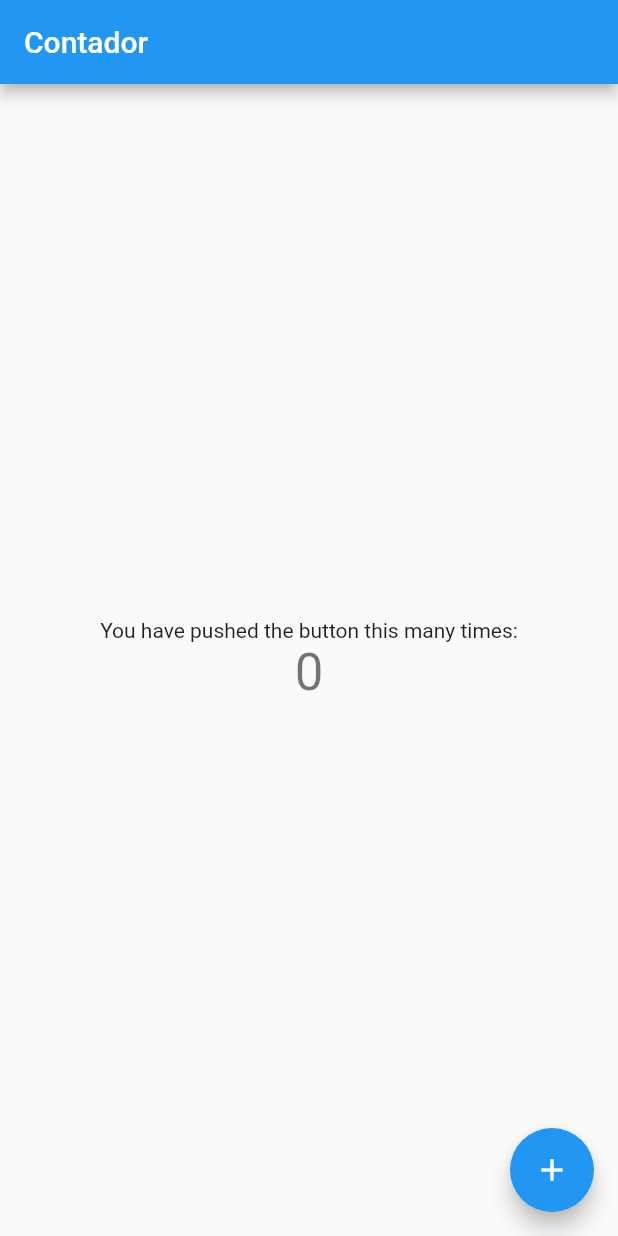
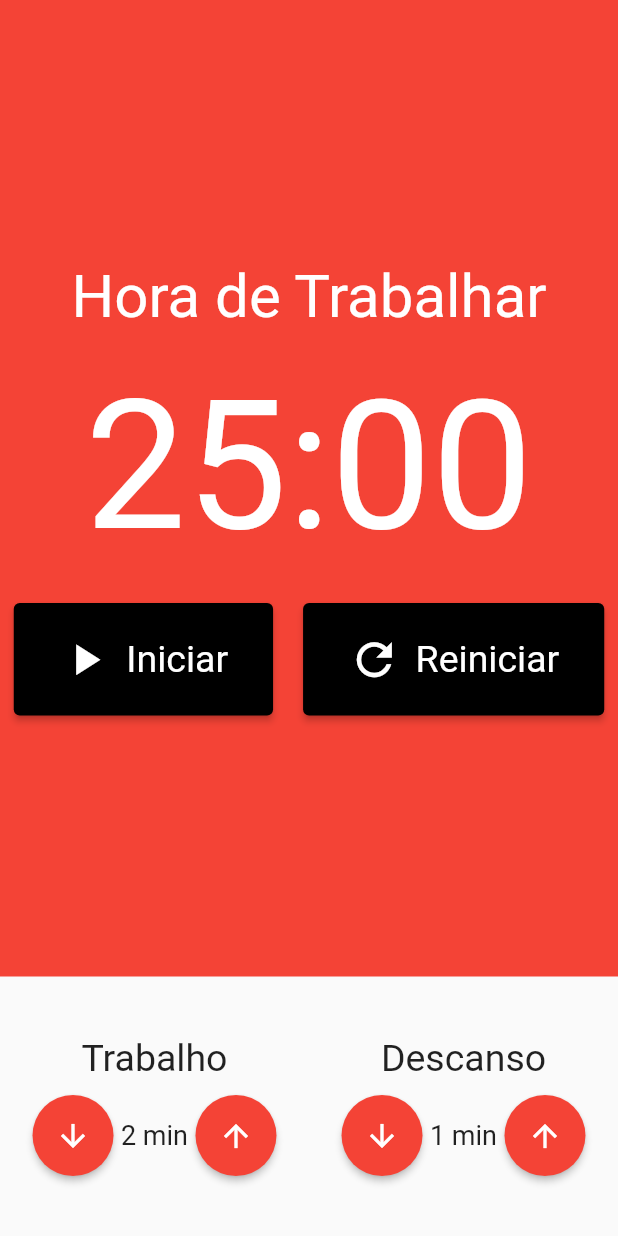
Before and after one commit to davicezarborgesdeveloper/pomodoro, a Flutter app: the screen it shows after launch, on a phone screen of 412 x 824 dp. Run offline on Flutter 3.47's test engine with Material 2 defaults, Android fonts, the phone set to English and light mode, and no system bars; our stand-ins replace mobx; generated files the repository leaves out were written again.

Commit message:
Pomodoro Store incremento decremento

```diff
--- /dev/null
+++ b/lib/components/Cronometro.dart
@@ -0,0 +1,60 @@
+import 'package:flutter/material.dart';
+import 'package:pomodoro/components/CronometroBotao.dart';
+
+class Cronometro extends StatelessWidget {
+  const Cronometro({super.key});
+
+  @override
+  Widget build(BuildContext context) {
+    return Container(
+      color: Colors.red,
+      child: Column(
+        mainAxisAlignment: MainAxisAlignment.center,
+        children: [
+          const Text(
+            'Hora de Trabalhar',
+            style: TextStyle(
+              fontSize: 40,
+              color: Colors.white,
+            ),
+          ),
+          const SizedBox(height: 20),
+          const Text(
+            '25:00',
+            style: TextStyle(
+              fontSize: 120,
+              color: Colors.white,
+            ),
+          ),
+          const SizedBox(height: 20),
+          Row(
+            mainAxisAlignment: MainAxisAlignment.center,
+            children: const [
+              Padding(
+                padding: EdgeInsets.only(right: 10),
+                child: CronometroBotao(
+                  texto: 'Iniciar',
+                  icone: Icons.play_arrow,
+                ),
+              ),
+              // Padding(
+              //   padding: EdgeInsets.only(right: 10),
+              //   child: CronometroBotao(
+              //     texto: 'Parar',
+              //     icone: Icons.stop,
+              //   ),
+              // ),
+              Padding(
+                padding: EdgeInsets.only(left: 10),
+                child: CronometroBotao(
+                  texto: 'Reiniciar',
+                  icone: Icons.refresh,
+                ),
+              ),
+            ],
+          )
+        ],
+      ),
+    );
+  }
+}
--- /dev/null
+++ b/lib/components/CronometroBotao.dart
@@ -0,0 +1,41 @@
+import 'package:flutter/material.dart';
+
+class CronometroBotao extends StatelessWidget {
+  final String texto;
+  final IconData icone;
+
+  const CronometroBotao({
+    required this.texto,
+    required this.icone,
+    super.key,
+  });
+
+  @override
+  Widget build(BuildContext context) {
+    return ElevatedButton(
+      style: ElevatedButton.styleFrom(
+        backgroundColor: Colors.black,
+        padding: const EdgeInsets.symmetric(
+          horizontal: 30,
+          vertical: 20,
+        ),
+        textStyle: const TextStyle(
+          fontSize: 25,
+        ),
+      ),
+      onPressed: () {},
+      child: Row(
+        children: [
+          Padding(
+            padding: const EdgeInsets.only(right: 10),
+            child: Icon(
+              icone,
+              size: 35,
+            ),
+          ),
+          Text(texto),
+        ],
+      ),
+    );
+  }
+}
--- /dev/null
+++ b/lib/components/EntradaTempo.dart
@@ -0,0 +1,63 @@
+import 'package:flutter/material.dart';
+
+class EntradaTempo extends StatelessWidget {
+  final String titulo;
+  final int valor;
+
+  const EntradaTempo({
+    required this.titulo,
+    required this.valor,
+    super.key,
+  });
+
+  @override
+  Widget build(BuildContext context) {
+    return Column(
+      crossAxisAlignment: CrossAxisAlignment.center,
+      children: [
+        Text(
+          titulo,
+          style: const TextStyle(
+            fontSize: 25,
+          ),
+        ),
+        const SizedBox(height: 10),
+        Row(
+          mainAxisAlignment: MainAxisAlignment.center,
+          children: [
+            ElevatedButton(
+              onPressed: () {},
+              style: ElevatedButton.styleFrom(
+                shape: const CircleBorder(),
+                padding: const EdgeInsets.all(15),
+                backgroundColor: Colors.red,
+              ),
+              child: const Icon(
+                Icons.arrow_downward,
+                color: Colors.white,
+              ),
+            ),
+            Text(
+              '$valor min',
+              style: const TextStyle(
+                fontSize: 18,
+              ),
+            ),
+            ElevatedButton(
+              onPressed: () {},
+              style: ElevatedButton.styleFrom(
+                shape: const CircleBorder(),
+                padding: const EdgeInsets.all(15),
+                backgroundColor: Colors.red,
+              ),
+              child: const Icon(
+                Icons.arrow_upward,
+                color: Colors.white,
+              ),
+            ),
+          ],
+        ),
+      ],
+    );
+  }
+}
--- a/lib/main.dart
+++ b/lib/main.dart
@@ -1,6 +1,7 @@
 import 'package:flutter/material.dart';
-import 'package:flutter_mobx/flutter_mobx.dart';
-import 'package:pomodoro/store/contador_store.dart';
+import 'package:pomodoro/pages/pomodoro.dart';
+import 'package:pomodoro/store/pomodoro_store.dart';
+import 'package:provider/provider.dart';
 
 void main() {
   runApp(const MyApp());
@@ -11,48 +12,58 @@ class MyApp extends StatelessWidget {
 
   @override
   Widget build(BuildContext context) {
-    return MaterialApp(
-      title: 'Flutter Demo',
-      theme: ThemeData(
-        primarySwatch: Colors.blue,
+    return MultiProvider(
+      providers: [
+        Provider<PomodoroStore>(
+          create: (_) => PomodoroStore(),
+        )
+      ],
+      child: MaterialApp(
+        title: 'Flutter Demo',
+        theme: ThemeData(
+          primarySwatch: Colors.blue,
+        ),
+        home: const Pomodoro(),
       ),
-      home: const MyHomePage(),
     );
   }
 }
 
-final store = ContadorStore();
+// import 'package:flutter_mobx/flutter_mobx.dart';
+// import 'package:pomodoro/store/contador.store.dart';
 
-class MyHomePage extends StatelessWidget {
-  const MyHomePage({super.key});
+// final store = ContadorStore();
 
-  @override
-  Widget build(BuildContext context) {
-    return Scaffold(
-      appBar: AppBar(
-        title: Text('Contador'),
-      ),
-      body: Center(
-        child: Column(
-          mainAxisAlignment: MainAxisAlignment.center,
-          children: <Widget>[
-            const Text(
-              'You have pushed the button this many times:',
-            ),
-            Observer(
-              builder: (_) => Text(
-                '${store.contador}',
-                style: Theme.of(context).textTheme.headlineMedium,
-              ),
-            ),
-          ],
-        ),
-      ),
-      floatingActionButton: FloatingActionButton(
-        onPressed: store.incrementar,
-        tooltip: 'Increment',
-        child: const Icon(Icons.add),
-      ), // This trailing comma makes auto-formatting nicer for build methods.
-    );
-  }
-}
+// class HomePage extends StatelessWidget {
+//   const HomePage({super.key});
+
+//   @override
+//   Widget build(BuildContext context) {
+//     return Scaffold(
+//       appBar: AppBar(
+//         title: const Text('Contador'),
+//       ),
+//       body: Center(
+//         child: Column(
+//           mainAxisAlignment: MainAxisAlignment.center,
+//           children: <Widget>[
+//             const Text(
+//               'You have pushed the button this many times:',
+//             ),
+//             Observer(
+//               builder: (_) => Text(
+//                 '${store.contador}',
+//                 style: Theme.of(context).textTheme.headline4,
+//               ),
+//             ),
+//           ],
+//         ),
+//       ),
+//       floatingActionButton: FloatingActionButton(
+//         onPressed: store.incrementar,
+//         tooltip: 'Increment',
+//         child: const Icon(Icons.add),
+//       ),
+//     );
+//   }
+// }
--- /dev/null
+++ b/lib/pages/pomodoro.dart
@@ -0,0 +1,40 @@
+import 'package:flutter/material.dart';
+import 'package:pomodoro/components/Cronometro.dart';
+import 'package:pomodoro/components/EntradaTempo.dart';
+import 'package:pomodoro/store/pomodoro_store.dart';
+import 'package:provider/provider.dart';
+
+class Pomodoro extends StatelessWidget {
+  const Pomodoro({super.key});
+
+  @override
+  Widget build(BuildContext context) {
+    final store = Provider.of<PomodoroStore>(context);
+    return Scaffold(
+      body: Column(
+        crossAxisAlignment: CrossAxisAlignment.stretch,
+        children: [
+          const Expanded(
+            child: Cronometro(),
+          ),
+          Padding(
+            padding: const EdgeInsets.symmetric(vertical: 40),
+            child: Row(
+              mainAxisAlignment: MainAxisAlignment.spaceAround,
+              children: [
+                EntradaTempo(
+                  titulo: 'Trabalho',
+                  valor: store.tempoTrabalho,
+                ),
+                EntradaTempo(
+                  titulo: 'Descanso',
+                  valor: store.tempoDescanso,
+                ),
+              ],
+            ),
+          ),
+        ],
+      ),
+    );
+  }
+}
--- /dev/null
+++ b/lib/store/contador.store.dart
@@ -0,0 +1,15 @@
+import 'package:mobx/mobx.dart';
+
+part 'contador.store.g.dart';
+
+class ContadorStore = _ContadorStore with _$ContadorStore;
+
+abstract class _ContadorStore with Store {
+  @observable
+  int contador = 10000;
+
+  @action
+  void incrementar() {
+    contador++;
+  }
+}
--- a/lib/store/contador_store.dart
+++ /dev/null
@@ -1,14 +0,0 @@
-import 'package:mobx/mobx.dart';
-part 'contador_store.g.dart';
-
-class ContadorStore = ContadorStoreBase with _$ContadorStore;
-
-abstract class ContadorStoreBase with Store {
-  @observable
-  int contador = 0;
-
-  @action
-  void incrementar() {
-    contador++;
-  }
-}
--- /dev/null
+++ b/lib/store/pomodoro_store.dart
@@ -0,0 +1,32 @@
+import 'package:mobx/mobx.dart';
+part 'pomodoro_store.g.dart';
+
+class PomodoroStore = PomodoroStoreBase with _$PomodoroStore;
+
+abstract class PomodoroStoreBase with Store {
+  @observable
+  int tempoTrabalho = 2;
+
+  @observable
+  int tempoDescanso = 1;
+
+  @action
+  void incrementarTempoTrabalho() {
+    tempoTrabalho++;
+  }
+
+  @action
+  void decrementarTempoTrabalho() {
+    tempoTrabalho--;
+  }
+
+  @action
+  void incrementarTempoDescanso() {
+    tempoDescanso++;
+  }
+
+  @action
+  void decrementarTempoDescanso() {
+    tempoDescanso--;
+  }
+}
```
Also changed, not shown: lib/store/contador.store.g.dart, lib/store/pomodoro_store.g.dart (added).
